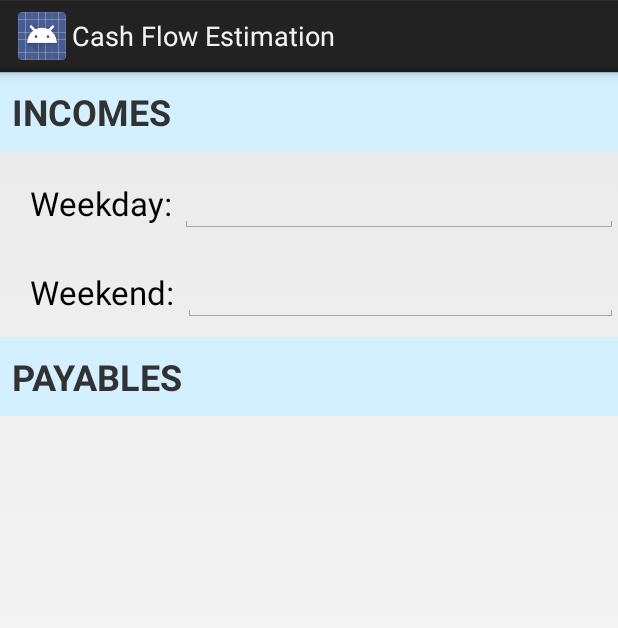
After one commit to ycao233/CashFlowEstimation, an Android app: the fragment CashFlowsFragment shown on its own in the app's theme, on a phone screen of 412 x 824 dp. The commit adds this screen. Shown: the top 628 px of the screen. Run offline under Robolectric (Android 15) with nearby library versions, the phone set to English and light mode, and no system bars; libraries missing offline, so code that uses them is left out: com.google.inject, roboguice.fragment; 5 statements that could not run were skipped.

Commit message:
cash flow page

```diff
--- a/CashFlowEstimation/src/main/AndroidManifest.xml
+++ b/CashFlowEstimation/src/main/AndroidManifest.xml
@@ -14,7 +14,7 @@
         android:label="@string/app_name"
         android:theme="@style/AppTheme" >
         <activity
-            android:name=".ui.MainActivity"
+            android:name="com.ycao.cashflowestimation.ui.MainActivity"
             android:label="@string/app_name" >
             <intent-filter>
                 <action android:name="android.intent.action.MAIN" />
--- /dev/null
+++ b/CashFlowEstimation/src/main/res/layout/fragment_cash_flows.xml
@@ -0,0 +1,101 @@
+<?xml version="1.0" encoding="utf-8"?>
+
+<LinearLayout xmlns:android="http://schemas.android.com/apk/res/android"
+              android:orientation="vertical"
+              android:layout_width="match_parent"
+              android:layout_height="match_parent">
+    <TextView xmlns:android="http://schemas.android.com/apk/res/android"
+              android:layout_width="match_parent"
+              android:layout_height="wrap_content"
+              android:id="@+id/fragment_cash_flow_income_header_textview"
+              style="?android:listSeparatorTextViewStyle"
+              android:text="Incomes "
+              android:textIsSelectable="false"
+              android:textSize="24dip"
+              android:background="#d2f0ff"
+              android:paddingTop="10dip"
+              android:paddingBottom="10dip"
+            />
+    <LinearLayout
+            android:layout_width="match_parent"
+            android:layout_height="wrap_content"
+            android:paddingTop="15dip"
+            android:paddingBottom="10dip"
+            android:layout_gravity="left|center_vertical">
+        <TextView
+                android:layout_width="wrap_content"
+                android:layout_height="wrap_content"
+                android:textAppearance="?android:attr/textAppearanceLarge"
+                android:text="Weekday: "
+                android:id="@+id/weekday_income"
+                android:layout_gravity="left|center_vertical"
+                android:paddingLeft="20dip"/>
+
+        <EditText
+                android:layout_width="fill_parent"
+                android:layout_height="wrap_content"
+                android:inputType="numberDecimal"
+                android:ems="10"
+                android:id="@+id/weekday_editText"
+                />
+    </LinearLayout>
+    <LinearLayout
+            android:layout_width="match_parent"
+            android:layout_height="wrap_content"
+            android:paddingTop="10dip"
+            android:paddingBottom="10dip"
+            android:layout_gravity="left|center_vertical">
+        <TextView
+                android:layout_width="wrap_content"
+                android:layout_height="wrap_content"
+                android:textAppearance="?android:attr/textAppearanceLarge"
+                android:text="Weekend: "
+                android:id="@+id/weekend_income"
+                android:layout_gravity="left|center_vertical"
+                android:paddingLeft="20dip"/>
+
+        <EditText
+                android:layout_width="fill_parent"
+                android:layout_height="wrap_content"
+                android:inputType="numberDecimal"
+                android:ems="10"
+                android:id="@+id/weekend_editText"
+                />
+    </LinearLayout>
+
+    <TextView xmlns:android="http://schemas.android.com/apk/res/android"
+              android:layout_width="match_parent"
+              android:layout_height="wrap_content"
+              android:id="@+id/fragment_cash_flow_income_header_textview"
+              style="?android:listSeparatorTextViewStyle"
+              android:text="Payables"
+              android:textIsSelectable="false"
+              android:textSize="24dip"
+              android:background="#d2f0ff"
+              android:paddingTop="10dip"
+              android:paddingBottom="10dip"
+            />
+
+    <FrameLayout xmlns:android="http://schemas.android.com/apk/res/android"
+                 android:layout_width="match_parent"
+                 android:layout_height="match_parent">
+        <ListView android:id="@+id/recurrent_cashflow_list"
+                  android:layout_width="match_parent"
+                  android:layout_height="match_parent"
+                  android:cacheColorHint="@android:color/white"
+                  android:drawSelectorOnTop="false" />
+    </FrameLayout>
+
+    <Button
+            android:layout_width="wrap_content"
+            android:layout_height="wrap_content"
+            android:text="Estimate Again"
+            android:id="@+id/estimate_button"
+            android:layout_gravity="center"
+            android:clickable="false"
+            android:enabled="true"
+            android:visibility="visible"
+            android:gravity="center"
+            />
+
+</LinearLayout>
```
Also changed, not shown: CashFlowEstimation/src/main/java/com/ycao/cashflowestimation/domain/RecurrentCashFlow.java (+22 -4 lines), CashFlowEstimation/src/main/java/com/ycao/cashflowestimation/ui/CashFlowsFragment.java (added, +147 -0 lines), CashFlowEstimation/src/main/java/com/ycao/cashflowestimation/ui/MainActivity.java (+23 -16 lines), CashFlowEstimation/src/main/res/layout/list_item_cash_flow.xml (added, +37 -0 lines), CashFlowEstimation/src/main/res/values/strings.xml (+8 -2 lines).
